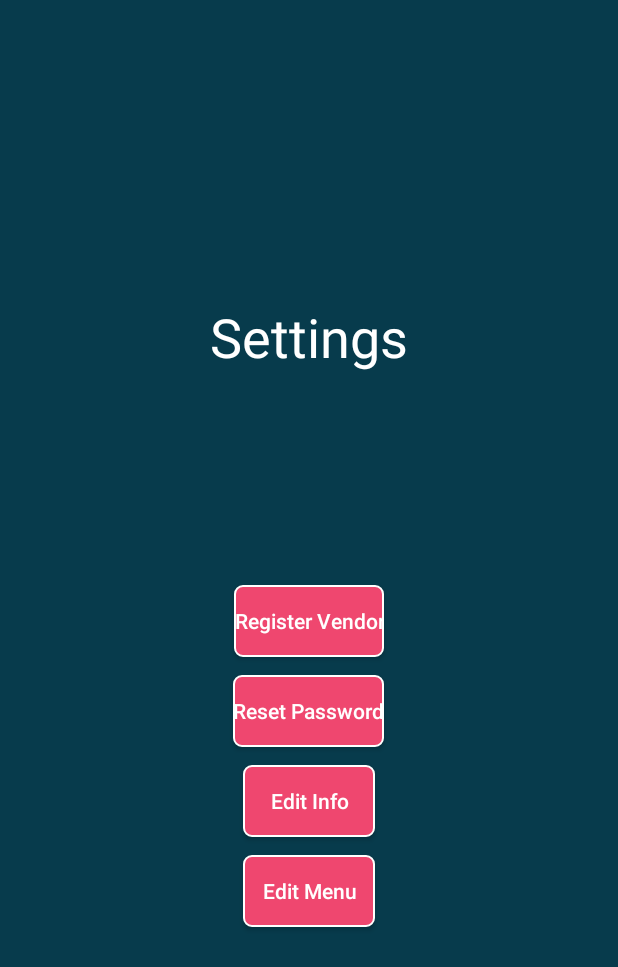
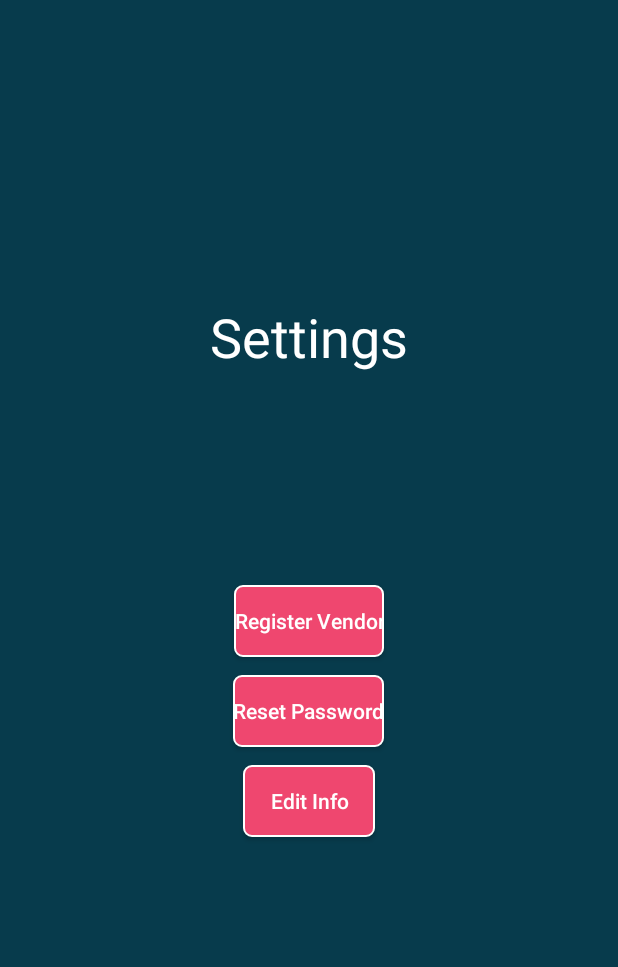
Before and after one commit to SCCapstone/TabDab, an Android app: the fragment SettingsFragment placed in its activity, on a phone screen of 412 x 824 dp. Shown: the top 967 px of the screen. Run offline under Robolectric (Android 15) with nearby library versions, the phone set to English and light mode, and no system bars; our stand-ins replace Firebase (no records; nobody signed in at launch, a user with empty details on screens opened directly); libraries missing offline, so code that uses them is left out: com.budiyev.android; 5 statements that could not run were skipped.

Commit message:
Fixed SettingsFragment bug.

```diff
--- a/app/src/main/java/com/example/tabdab/SettingsFragment.java
+++ b/app/src/main/java/com/example/tabdab/SettingsFragment.java
@@ -23,61 +23,15 @@ import com.google.firebase.database.ValueEventListener;
 
 public class SettingsFragment extends Fragment {
 
-    private Button ButRegisterVendor, ButChangePass, ButPreviousPayments, ButEditInfo, ButEditMenu;
-    private TextView UserName, UserEmail, VendorID, textVendorID;
+    private Button ButRegisterVendor, ButChangePass, ButEditInfo;
 
     @Override
     public View onCreateView(LayoutInflater inflater, @Nullable ViewGroup container, @Nullable Bundle savedInstanceState) {
         final View v = inflater.inflate(R.layout.fragment_settings, container, false);
         ButRegisterVendor = v.findViewById(R.id.registerVendorButton);
         ButChangePass = v.findViewById(R.id.chngPassBut);
-        ButPreviousPayments = v.findViewById(R.id.ButPreviousPayments);
         ButEditInfo = v.findViewById(R.id.editInfoBut);
-        ButEditMenu = v.findViewById(R.id.ButEditMenu);
 
-
-        String UID;
-        FirebaseAuth fireAuth;
-        DatabaseReference database;
-        FirebaseUser user;
-        fireAuth = FirebaseAuth.getInstance();
-        user = fireAuth.getCurrentUser();
-        database = FirebaseDatabase.getInstance().getReference("users/");
-
-        if(user != null) {
-            UID = user.getUid();
-            final String UEmail = user.getEmail();  // TODO Possibly remove this (Doesn't get used).
-            UserName = v.findViewById(R.id.AccountName);
-            UserEmail = v.findViewById(R.id.AccountEmail);
-            textVendorID = v.findViewById(R.id.textVendorID);
-            VendorID = v.findViewById(R.id.AccountVendorID);
-
-            database.child(UID).addListenerForSingleValueEvent(new ValueEventListener() {
-                @Override
-                public void onDataChange(@NonNull DataSnapshot snapshot) {
-                    User userInfo = snapshot.getValue(User.class);
-
-                    if (userInfo != null) {
-                        UserName.setText(userInfo.getFirstName() + " " + userInfo.getLastName());
-                        UserEmail.setText(UEmail);
-
-                        if (userInfo.isVendor) {
-                            VendorID.setText(userInfo.vendorID);
-                            textVendorID.setVisibility(View.VISIBLE);
-                            VendorID.setVisibility(View.VISIBLE);
-                        }
-                    }
-                }
-
-                @Override
-                public void onCancelled(@NonNull DatabaseError error) {
-                    Toast.makeText(v.getContext(), "Something went wrong!", Toast.LENGTH_SHORT).show();
-                }
-            });
-            UserName = v.findViewById(R.id.AccountName);
-            UserEmail = v.findViewById(R.id.AccountEmail);
-            textVendorID = v.findViewById(R.id.textVendorID);
-            VendorID = v.findViewById(R.id.AccountVendorID);
 
         ButRegisterVendor.setOnClickListener(new View.OnClickListener() {
             @Override
@@ -97,18 +51,10 @@ public class SettingsFragment extends Fragment {
             @Override
             public void onClick(View view) {
                 Intent editAcctInfo = new Intent(view.getContext(), EditInfo.class);
-                    editAcctInfo.putExtra("Name", UserName.getText().toString());
-                    editAcctInfo.putExtra("Email", UserEmail.getText().toString());
                 startActivity(editAcctInfo);
             }
         });
-            ButEditMenu.setOnClickListener(new View.OnClickListener() {
-                @Override
-                public void onClick(View v) {
-                    startActivity(new Intent(v.getContext(), EditMenu.class));
-                }
-            });
-            }
+
         return v;
     }
 
--- a/app/src/main/res/layout/fragment_settings.xml
+++ b/app/src/main/res/layout/fragment_settings.xml
@@ -36,17 +36,6 @@
         android:textColor="@color/white"
         android:layout_centerHorizontal="true" />
 
-    <Button
-        android:id="@+id/ButEditMenu"
-        android:layout_width="wrap_content"
-        android:layout_height="wrap_content"
-        android:layout_marginTop="570dp"
-        android:background="@drawable/login_button"
-        android:text="@string/edit_menu"
-        android:layout_centerHorizontal="true"
-        android:textAllCaps="false"
-        android:textColor="@color/white" />
-
 
     <Button
         android:id="@+id/editInfoBut"
--- a/app/src/main/res/layout/fragment_vendor_menu.xml
+++ b/app/src/main/res/layout/fragment_vendor_menu.xml
@@ -14,7 +14,7 @@
         android:layout_height="wrap_content"
         android:layout_marginTop="100dp"
         android:gravity="center_horizontal"
-        android:text="@string/hello_blank_fragment"
+        android:text="@string/vendor_menu"
         android:textSize="25dp"
         android:textColor="@color/white" />
 
--- a/app/src/main/res/values/strings.xml
+++ b/app/src/main/res/values/strings.xml
@@ -60,5 +60,6 @@
     <string name="navigation_drawer_close">Close navigation drawer</string>
     <!-- TODO: Remove or change this placeholder text -->
     <string name="hello_blank_fragment">Hello blank fragment</string>
+    <string name="vendor_menu">Vendor Menu</string>
 
 </resources>
```
Lines whose indentation alone changed are shown as unchanged.
